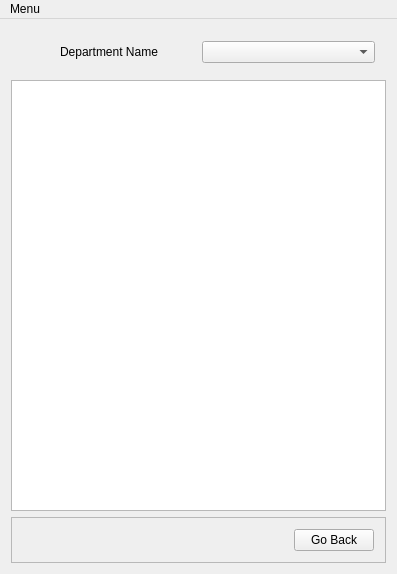
Qt form gui/view_dept.ui (BoraYang/onnuri) before a commit.
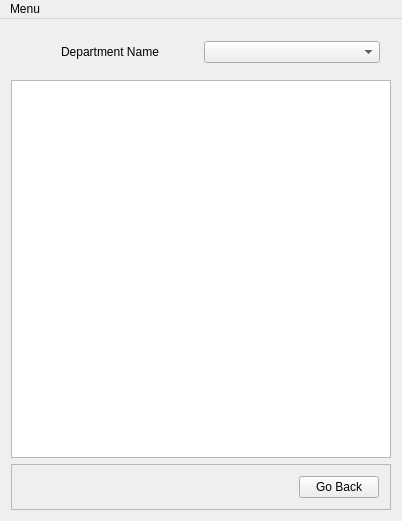
The same form after that commit.

```diff
--- a/gui/view_dept.ui
+++ b/gui/view_dept.ui
@@ -6,8 +6,8 @@
    <rect>
     <x>0</x>
     <y>0</y>
-    <width>397</width>
-    <height>574</height>
+    <width>402</width>
+    <height>521</height>
    </rect>
   </property>
   <property name="windowTitle">
@@ -85,7 +85,7 @@
     <rect>
      <x>0</x>
      <y>0</y>
-     <width>397</width>
+     <width>402</width>
      <height>22</height>
     </rect>
    </property>
```
